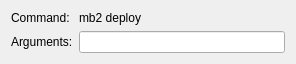
Old version of the form src/plugins/mer/merdeploystep.ui in the repository sailfishos/sailfish-qtcreator.
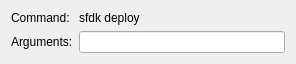
New version of the form.

Commit message: Mer: Refer to sfdk instead of mb2 in UI

```diff
--- a/src/plugins/mer/merdeploystep.ui
+++ b/src/plugins/mer/merdeploystep.ui
@@ -37,7 +37,7 @@
    <item row="0" column="1">
     <widget class="QLabel" name="commandLabelEdit">
      <property name="text">
-      <string>mb2 deploy</string>
+      <string>sfdk deploy</string>
      </property>
     </widget>
    </item>
```
The commit also changes 1 other file.
